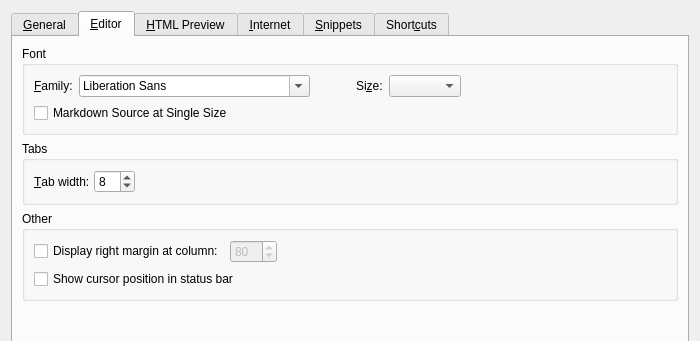
The window that app/optionsdialog.ui (cloose/CuteMarkEd) describes before a commit, drawn with Qt 5; both pictures show x 0 to 700 and y 0 to 341 of the 700 by 500 pixel window.
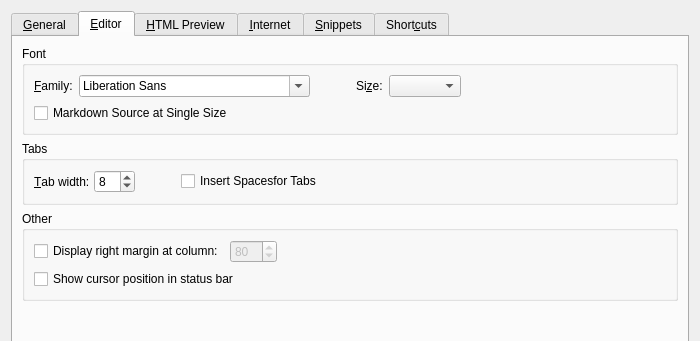
The same window after the commit. The open tabs and pages were chosen to show the change.

Commit message: Add option to insert spaces instead of tabs

Patch:
```diff
--- a/app/optionsdialog.ui
+++ b/app/optionsdialog.ui
@@ -193,6 +193,29 @@
             </property>
            </widget>
           </item>
+          <item>
+           <spacer name="horizontalSpacer_7">
+            <property name="orientation">
+             <enum>Qt::Horizontal</enum>
+            </property>
+            <property name="sizeType">
+             <enum>QSizePolicy::Minimum</enum>
+            </property>
+            <property name="sizeHint" stdset="0">
+             <size>
+              <width>40</width>
+              <height>6</height>
+             </size>
+            </property>
+           </spacer>
+          </item>
+          <item>
+           <widget class="QCheckBox" name="spacesForTabsCheckBox">
+            <property name="text">
+             <string>Insert Spacesfor Tabs</string>
+            </property>
+           </widget>
+          </item>
           <item>
            <spacer name="horizontalSpacer">
             <property name="orientation">
```
The commit also changes 6 other files.
